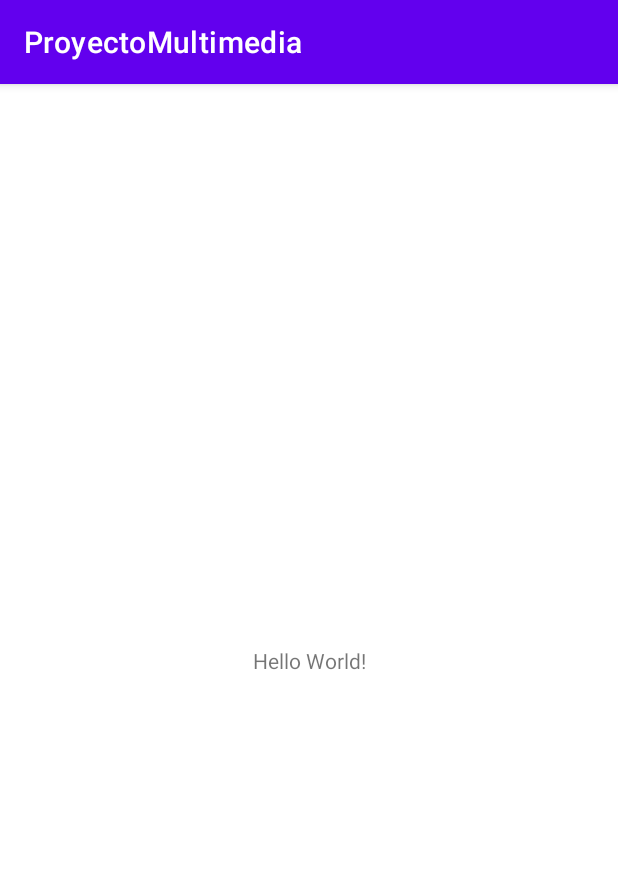
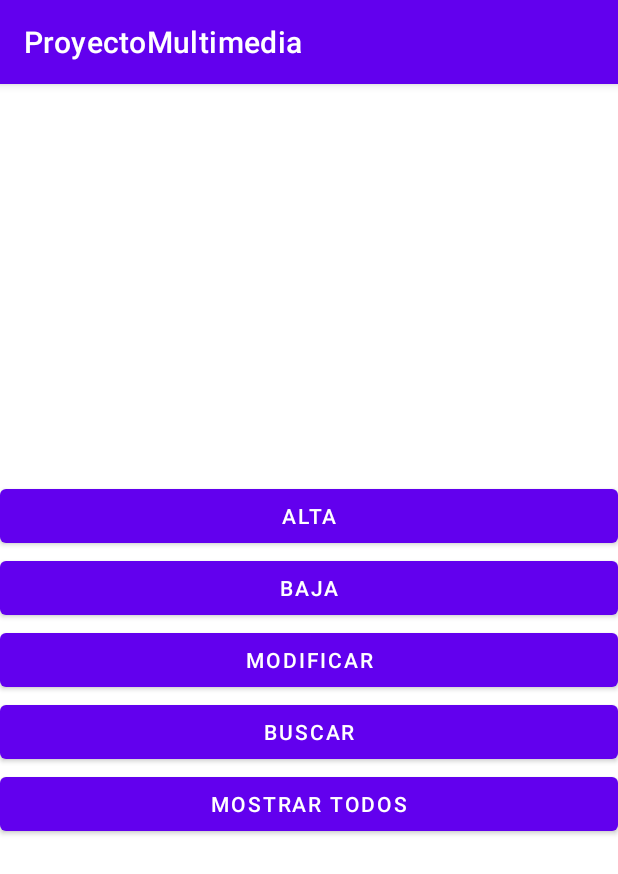
Before and after one commit to dbermo99/ProyectoMultimedia, an Android app: the screen it shows after launch (MainActivity), on a phone screen of 412 x 824 dp. Shown: the top 874 px of the screen. Run offline under Robolectric (Android 15) with nearby library versions, the phone set to English and light mode, and no system bars.

Commit message:
actualizacion
actualizacion

```diff
--- a/app/src/main/java/com/example/proyectomultimedia/MainActivity.java
+++ b/app/src/main/java/com/example/proyectomultimedia/MainActivity.java
@@ -2,13 +2,49 @@ package com.example.proyectomultimedia;
 
 import androidx.appcompat.app.AppCompatActivity;
 
+import android.content.Intent;
 import android.os.Bundle;
+import android.widget.Button;
 
 public class MainActivity extends AppCompatActivity {
+
+    Button altaBtn, bajaBtn, modificarBtn, buscarBtn, mostrarTodosBtn;
 
     @Override
     protected void onCreate(Bundle savedInstanceState) {
         super.onCreate(savedInstanceState);
         setContentView(R.layout.activity_main);
+
+        altaBtn = (Button) findViewById(R.id.altaBtn);
+        bajaBtn = (Button) findViewById(R.id.bajaBtn);
+        modificarBtn = (Button) findViewById(R.id.modificarBtn);
+        buscarBtn = (Button) findViewById(R.id.buscarBtn);
+        mostrarTodosBtn = (Button) findViewById(R.id.mostrarTodosBtn);
+
+        altaBtn.setOnClickListener(view -> {
+            Intent intent = new Intent(view.getContext(), AltaActivity.class);
+            startActivity(intent);
+        });
+
+        bajaBtn.setOnClickListener(view -> {
+            Intent intent = new Intent(view.getContext(), BajaActivity.class);
+            startActivity(intent);
+        });
+
+        modificarBtn.setOnClickListener(view -> {
+            Intent intent = new Intent(view.getContext(), ModificarActivity.class);
+            startActivity(intent);
+        });
+
+        buscarBtn.setOnClickListener(view -> {
+            Intent intent = new Intent(view.getContext(), BuscarActivity.class);
+            startActivity(intent);
+        });
+
+        mostrarTodosBtn.setOnClickListener(view -> {
+            Intent intent = new Intent(view.getContext(), ModificarActivity.class);
+            startActivity(intent);
+        });
+
     }
 }
--- a/app/src/main/res/layout/activity_main.xml
+++ b/app/src/main/res/layout/activity_main.xml
@@ -6,13 +6,40 @@
     android:layout_height="match_parent"
     tools:context=".MainActivity">
 
-    <TextView
-        android:layout_width="wrap_content"
-        android:layout_height="wrap_content"
-        android:text="Hello World!"
-        app:layout_constraintBottom_toBottomOf="parent"
-        app:layout_constraintLeft_toLeftOf="parent"
-        app:layout_constraintRight_toRightOf="parent"
-        app:layout_constraintTop_toTopOf="parent" />
+    <LinearLayout
+        android:layout_width="match_parent"
+        android:layout_height="match_parent"
+        android:gravity="center"
+        android:orientation="vertical">
 
+        <Button
+            android:id="@+id/altaBtn"
+            android:layout_width="match_parent"
+            android:layout_height="wrap_content"
+            android:text="ALTA" />
+
+        <Button
+            android:id="@+id/bajaBtn"
+            android:layout_width="match_parent"
+            android:layout_height="wrap_content"
+            android:text="BAJA" />
+
+        <Button
+            android:id="@+id/modificarBtn"
+            android:layout_width="match_parent"
+            android:layout_height="wrap_content"
+            android:text="MODIFICAR" />
+
+        <Button
+            android:id="@+id/buscarBtn"
+            android:layout_width="match_parent"
+            android:layout_height="wrap_content"
+            android:text="BUSCAR" />
+
+        <Button
+            android:id="@+id/mostrarTodosBtn"
+            android:layout_width="match_parent"
+            android:layout_height="wrap_content"
+            android:text="MOSTRAR TODOS" />
+    </LinearLayout>
 </androidx.constraintlayout.widget.ConstraintLayout>
```
Also changed, not shown: app/src/main/AndroidManifest.xml (+15 -0 lines), app/src/main/java/com/example/proyectomultimedia/AltaActivity.java (added, +14 -0 lines), app/src/main/java/com/example/proyectomultimedia/BajaActivity.java (added, +14 -0 lines), app/src/main/java/com/example/proyectomultimedia/BuscarActivity.java (added, +14 -0 lines), app/src/main/java/com/example/proyectomultimedia/ModificarActivity.java (added, +14 -0 lines), app/src/main/java/com/example/proyectomultimedia/MostrarTodosActivity.java (added, +14 -0 lines), app/src/main/res/layout/activity_alta.xml (added, +9 -0 lines), app/src/main/res/layout/activity_baja.xml (added, +9 -0 lines), app/src/main/res/layout/activity_buscar.xml (added, +9 -0 lines), app/src/main/res/layout/activity_modificar.xml (added, +9 -0 lines), app/src/main/res/layout/activity_mostrar_todos.xml (added, +9 -0 lines).
